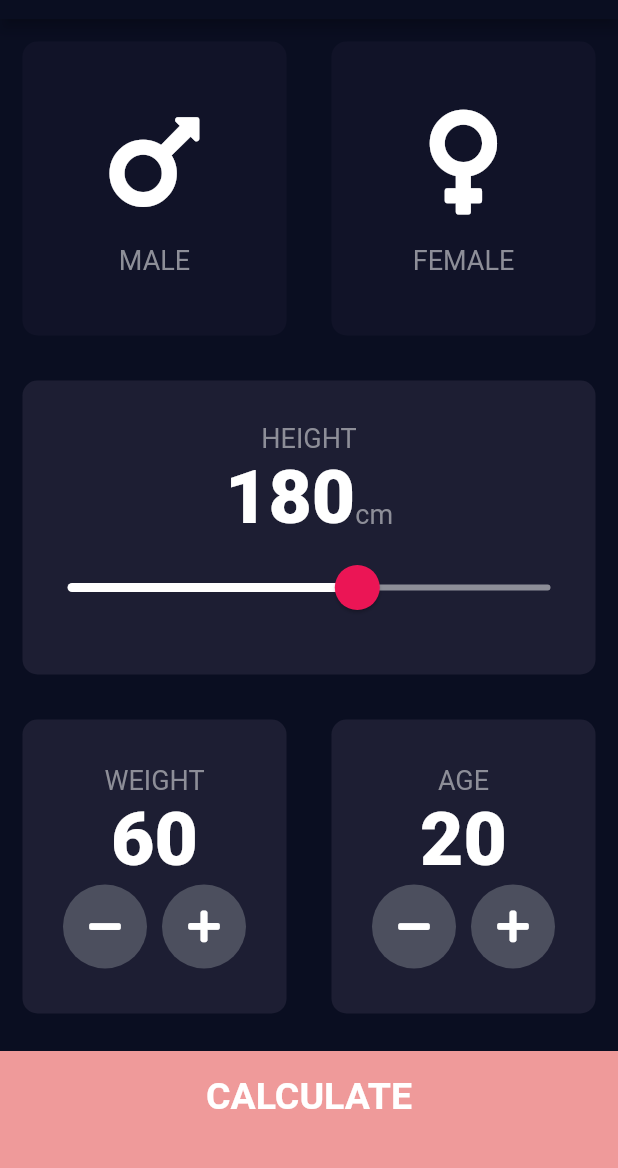
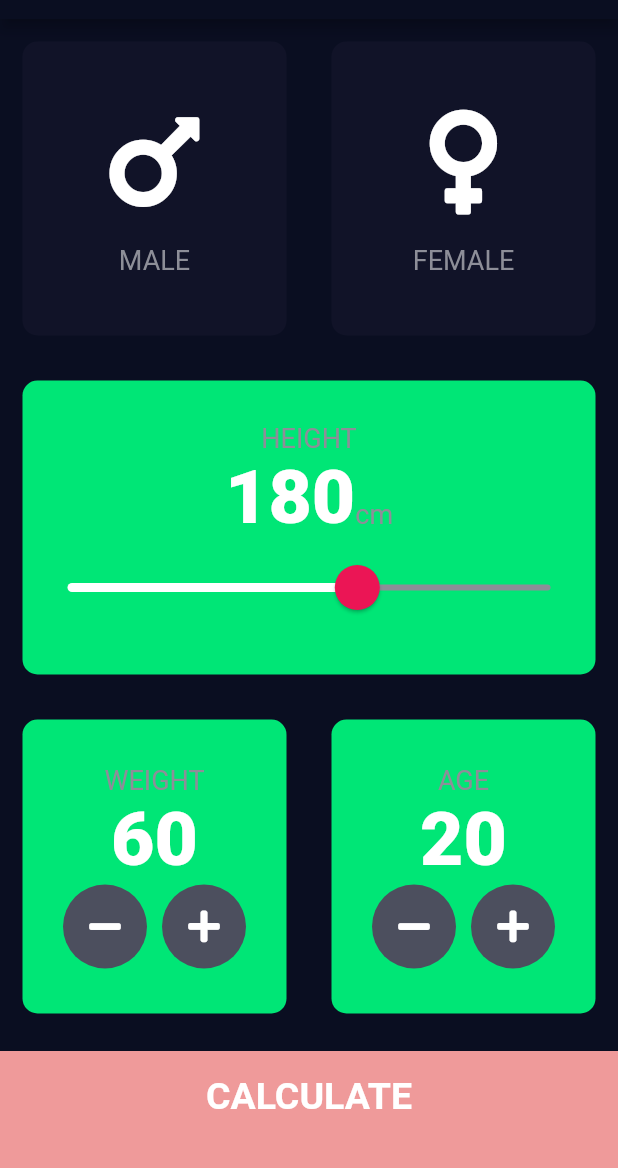
Before and after one commit to OxamaHxn/BMI-Calculator-Flutter-, a Flutter app: the screen it shows after launch, on a phone screen of 412 x 824 dp, the part 65-1233 px from its top. Run offline on Flutter 3.47's test engine with Material 2 defaults, Android fonts, the phone set to English and light mode, and no system bars; our stand-ins replace font_awesome_flutter.

Commit message:
Calculate card color changed

```diff
--- a/lib/constants.dart
+++ b/lib/constants.dart
@@ -1,7 +1,7 @@
 import 'package:flutter/material.dart';
 
 const kBottomContainerHeight = 80.0;
-const kActiveCardColour = Color(0xFF1D1E33);
+const kActiveCardColour = Color(0xFF00e676);
 const kInactiveCardColour = Color(0xFF111328);
 const kBottomContainerColour = Color(0xFFEf9a9a);
 
```
